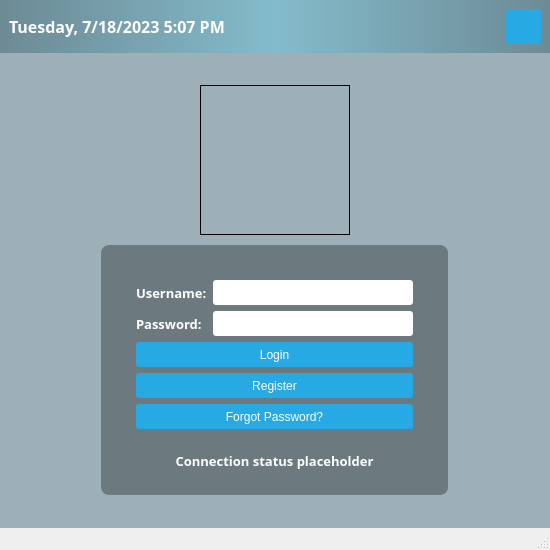
The window that pyChat_loginScreen_GUI.ui (hdnate08/pyChatClient) describes before a commit, drawn with Qt 5.
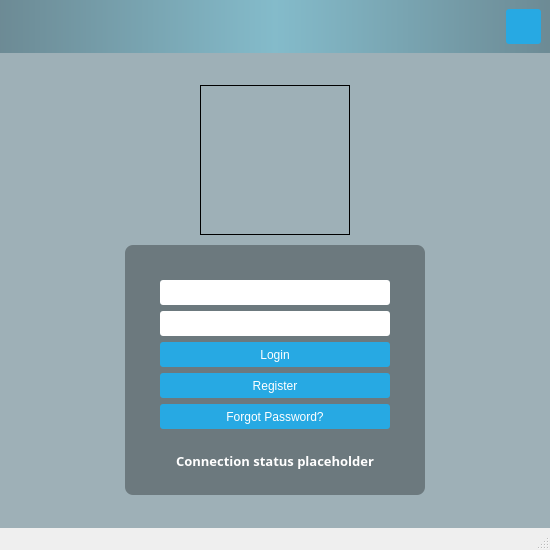
The same window after the commit. Icons and pictures are not drawn.

Commit message: Added clock functionality so that the GUI displays current date and time in the top left corner.

The edit to the form file:
```diff
--- a/pyChat_loginScreen_GUI.ui
+++ b/pyChat_loginScreen_GUI.ui
@@ -79,7 +79,7 @@
           </font>
          </property>
          <property name="text">
-          <string>Tuesday, 7/18/2023 5:07 PM</string>
+          <string/>
          </property>
         </widget>
        </item>
@@ -254,31 +254,10 @@
          </property>
          <item>
           <layout class="QHBoxLayout" name="horizontalLayout_6">
-           <item>
-            <widget class="QLabel" name="label">
-             <property name="minimumSize">
-              <size>
-               <width>0</width>
-               <height>25</height>
-              </size>
-             </property>
-             <property name="font">
-              <font>
-               <family>Berlin Sans FB Demi</family>
-               <pointsize>10</pointsize>
-               <weight>75</weight>
-               <bold>true</bold>
-              </font>
-             </property>
-             <property name="text">
-              <string>Username:</string>
-             </property>
-            </widget>
-           </item>
            <item>
             <widget class="QLineEdit" name="username_lineEdit">
              <property name="sizePolicy">
-              <sizepolicy hsizetype="Fixed" vsizetype="Fixed">
+              <sizepolicy hsizetype="Expanding" vsizetype="Fixed">
                <horstretch>0</horstretch>
                <verstretch>0</verstretch>
               </sizepolicy>
@@ -295,31 +274,10 @@
          </item>
          <item>
           <layout class="QHBoxLayout" name="horizontalLayout_5">
-           <item>
-            <widget class="QLabel" name="label_2">
-             <property name="minimumSize">
-              <size>
-               <width>0</width>
-               <height>25</height>
-              </size>
-             </property>
-             <property name="font">
-              <font>
-               <family>Berlin Sans FB Demi</family>
-               <pointsize>10</pointsize>
-               <weight>75</weight>
-               <bold>true</bold>
-              </font>
-             </property>
-             <property name="text">
-              <string>Password:</string>
-             </property>
-            </widget>
-           </item>
            <item>
             <widget class="QLineEdit" name="password_lineEdit">
              <property name="sizePolicy">
-              <sizepolicy hsizetype="Fixed" vsizetype="Fixed">
+              <sizepolicy hsizetype="Expanding" vsizetype="Fixed">
                <horstretch>0</horstretch>
                <verstretch>0</verstretch>
               </sizepolicy>
```
The commit also changes 3 other files.
